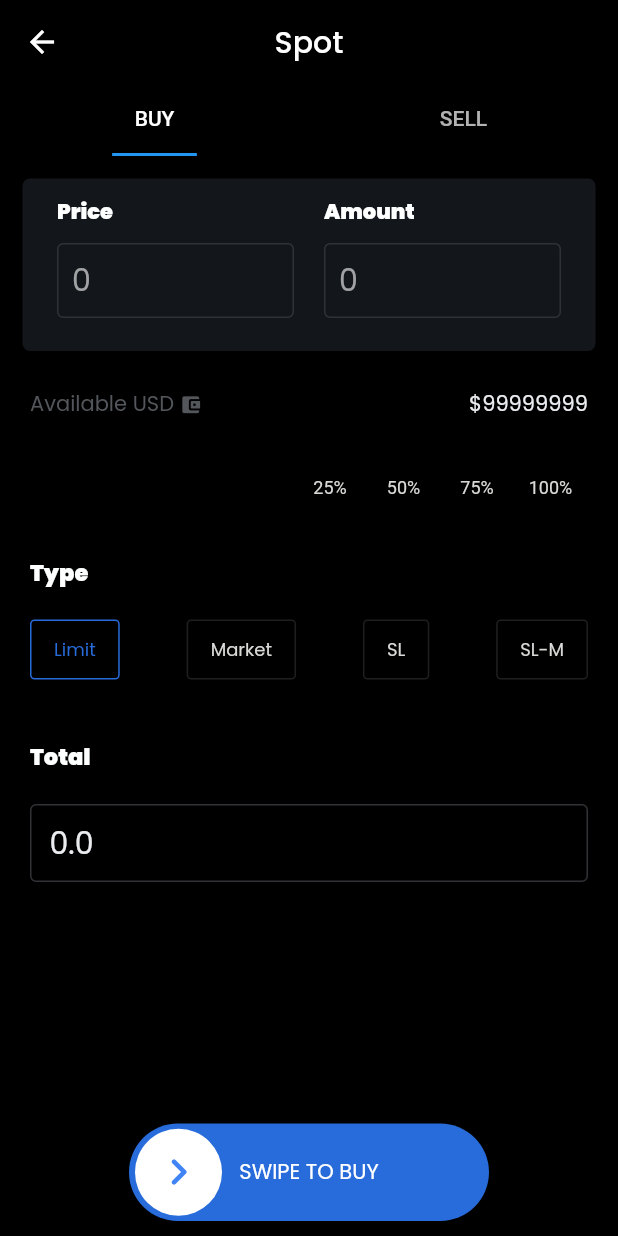
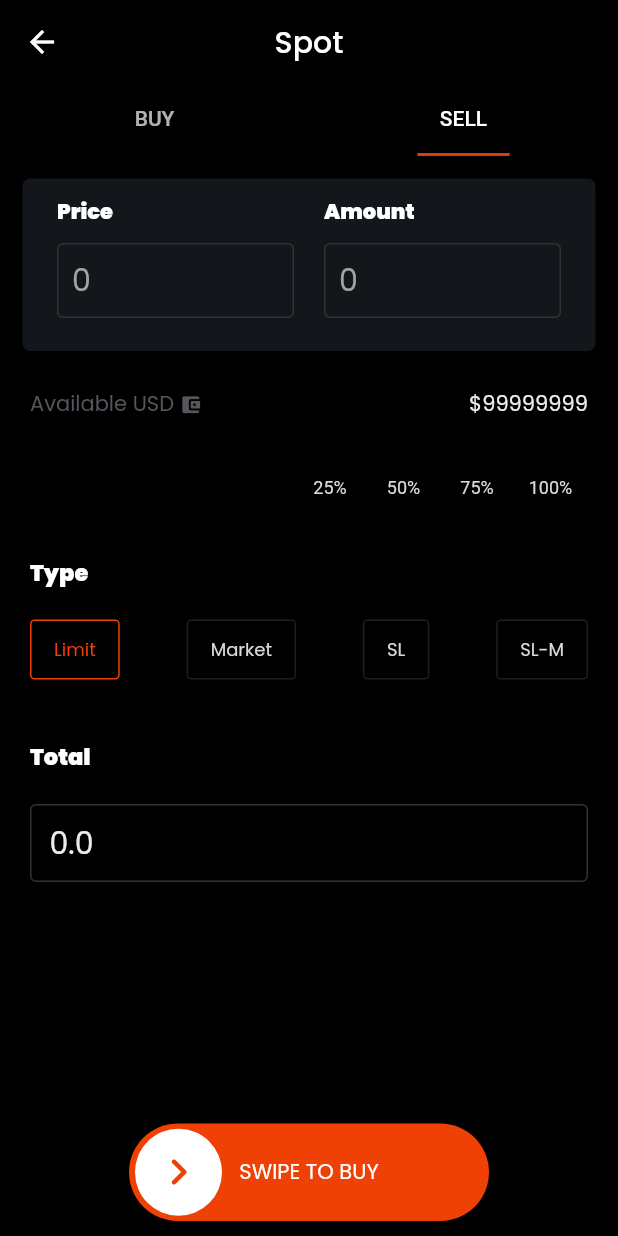
Before and after one commit to Sahil-kachhap/MockTradeX, a Flutter app: the BuySellPage screen opened directly, on a phone screen of 412 x 824 dp. Run offline on Flutter 3.47's test engine with Material 2 defaults, Android fonts, the light colour scheme and no system bars; our stand-ins replace bloc, cached_network_image, cloud_firestore, equatable, firebase_auth, firebase_core and 6 more; accounts and stored records are empty; network calls fail.

Commit message:
trade screen ui changes and overflows

```diff
--- a/lib/Presentation/Screens/buy_sell_page.dart
+++ b/lib/Presentation/Screens/buy_sell_page.dart
@@ -13,25 +13,69 @@ class BuySellPage extends StatefulWidget {
   _BuySellPageState createState() => _BuySellPageState();
 }
 
-class _BuySellPageState extends State<BuySellPage> {
+class _BuySellPageState extends State<BuySellPage>
+    with SingleTickerProviderStateMixin {
+  TabController? tabController;
+  int? activeIndex;
+  @override
+  void initState() {
+    super.initState();
+    tabController = TabController(
+      vsync: this,
+      length: 2,
+      animationDuration: Duration(milliseconds: 500),
+    );
+    if (widget.pageTitle == "BUY") {
+      tabController!.index = 0;
+      activeIndex=0;
+    } else {
+      tabController!.index = 1;
+      activeIndex=1;
+    }
+    tabController!.animation!.addListener(_setActiveTabIndex);
+  }
+
+  void _setActiveTabIndex() {
+
+    if (tabController!.indexIsChanging) {
+      Future.delayed(Duration(milliseconds: 250), () {
+        setState(() {
+          activeIndex = tabController!.index;
+        });
+      });
+    }
+    else if(tabController!.animation!.value.round()!=tabController!.index)
+      {   print(tabController!.animation!.value);
+        setState(() {
+          activeIndex = tabController!.animation!.value.round();
+        });
+      }
+  }
+
+  @override
+  void dispose() {
+    tabController?.dispose();
+
+    super.dispose();
+  }
+
   @override
   Widget build(BuildContext context) {
-    return DefaultTabController(
-      length: 2,
-      child: Scaffold(
+    return Scaffold(
       appBar: AppBar(
         backgroundColor: Colors.black,
         elevation: 0,
         titleSpacing: 2,
         centerTitle: true,
         title: Text('Spot'),
-          bottom: const TabBar(
+        bottom: TabBar(
           indicatorSize: TabBarIndicatorSize.label,
-            tabs: [
+          indicatorColor: (activeIndex == 0) ? Color(0xff286bdb) : Color(0xffdb3c0f),
+          controller: tabController,
+          tabs: const [
             Padding(
               padding: EdgeInsets.symmetric(horizontal: 15),
               child: Tab(
-
                 text: ('BUY'),
               ),
             ),
@@ -46,11 +90,15 @@ class _BuySellPageState extends State<BuySellPage> {
       ),
       backgroundColor: kAppBackgroundColour,
       body: TabBarView(
+        controller: tabController,
         children: [
-            OrderPage(typeOfOrder: 'BUY',),
-            OrderPage(typeOfOrder: 'SELL',),
+          OrderPage(
+            orderSide: 'BUY',
+          ),
+          OrderPage(
+            orderSide: 'SELL',
+          ),
         ],
-        ),
       ),
     );
   }
--- a/lib/Presentation/Screens/graph_page.dart
+++ b/lib/Presentation/Screens/graph_page.dart
@@ -41,6 +41,7 @@ class GraphPage extends StatefulWidget {
 }
 
 class _GraphPageState extends State<GraphPage> {
+
   final FirebaseFirestore _firestore = FirebaseFirestore.instance;
   final Favorites _favorites = Favorites();
 
--- a/lib/Presentation/Screens/orders_screen.dart
+++ b/lib/Presentation/Screens/orders_screen.dart
@@ -3,7 +3,8 @@ import 'package:google_fonts/google_fonts.dart';
 import 'package:mock_tradex/constants.dart';
 
 class OrderScreen extends StatefulWidget {
-  const OrderScreen({Key? key}) : super(key: key);
+  const OrderScreen({Key? key,
+  }) : super(key: key);
 
   @override
   _OrderScreenState createState() => _OrderScreenState();
--- a/lib/Presentation/Screens/sign_in.dart
+++ b/lib/Presentation/Screens/sign_in.dart
@@ -20,7 +20,8 @@ class _SignInState extends State<SignIn> {
   @override
   Widget build(BuildContext context) {
     return BlocProvider(
-      create: (context) => AuthBloc(authRepository: RepositoryProvider.of<AuthRepository>(context)),
+      create: (context) => AuthBloc(
+          authRepository: RepositoryProvider.of<AuthRepository>(context)),
       child: Scaffold(
         resizeToAvoidBottomInset: false,
         backgroundColor: Colors.black,
--- a/lib/Presentation/Screens/trade_screen.dart
+++ b/lib/Presentation/Screens/trade_screen.dart
@@ -1,16 +1,18 @@
 import 'package:flutter/material.dart';
 import 'package:flutter/services.dart';
+import 'package:mock_tradex/common.dart';
 import 'package:mock_tradex/constants.dart';
 import '/Presentation/Widgets/slide_act.dart';
+import 'package:mock_tradex/constants.dart';
 
 List<bool> orderSelected = [true, false, false, false];
 List<bool> percentSelected = [false, false, false, false];
 
 class OrderPage extends StatefulWidget {
-  final String? typeOfOrder;
+  final String? orderSide;
   const OrderPage({
     Key? key,
-    this.typeOfOrder,
+    this.orderSide,
   }) : super(key: key);
 
   @override
@@ -18,6 +20,13 @@ class OrderPage extends StatefulWidget {
 }
 
 class _OrderPageState extends State<OrderPage> {
+  Color? pageThemeColor;
+  @override
+  void initState() {
+     pageThemeColor=(orderSide == "BUY") ? Color(0xff286bdb) : Color(0xffef4006);
+    super.initState();
+  }
+
   @override
   double price = 0;
   double amount = 0;
@@ -30,6 +39,7 @@ class _OrderPageState extends State<OrderPage> {
     myAmountController.dispose();
     super.dispose();
   }
+
 
   Widget build(BuildContext context) {
     final GlobalKey<SlideActionState> _key = GlobalKey();
@@ -101,7 +111,7 @@ class _OrderPageState extends State<OrderPage> {
                                         FilteringTextInputFormatter.allow(
                                             RegExp(r'(^-?\d*\.?\d*)'))
                                       ],
-                                      cursorColor: Color(0xff2196f4),
+                                      cursorColor: pageThemeColor,
                                       cursorWidth: 2,
                                       enabled: true,
                                       decoration: const InputDecoration(
@@ -179,7 +189,7 @@ class _OrderPageState extends State<OrderPage> {
                                         FilteringTextInputFormatter.allow(
                                             RegExp(r'(^-?\d*\.?\d*)'))
                                       ],
-                                      cursorColor: Color(0xff2196f4),
+                                      cursorColor: pageThemeColor,
                                       cursorWidth: 2,
                                       enabled: true,
                                       decoration: const InputDecoration(
@@ -277,10 +287,10 @@ class _OrderPageState extends State<OrderPage> {
                             fontSize: kToggleBoxOrderPercentFontSize,
                           ),
                           borderRadius: BorderRadius.all(Radius.circular(5)),
-                          selectedBorderColor: Color(0xff286bdb),
+                          selectedBorderColor: pageThemeColor,
                           isSelected: percentSelected,
                           color: Color(0xffd9d9d7),
-                          selectedColor: Color(0xff286bdb),
+                          selectedColor: pageThemeColor,
                           fillColor: Colors.black,
                         ),
                       ],
@@ -317,6 +327,7 @@ class _OrderPageState extends State<OrderPage> {
                                   text: 'Limit',
                                   index: 0,
                                   fontSize: kToggleBoxOrderTypeFontSize,
+                                  colorTheme: pageThemeColor,
                                 ),
                               ),
                               GestureDetector(
@@ -329,6 +340,7 @@ class _OrderPageState extends State<OrderPage> {
                                   text: 'Market',
                                   index: 1,
                                   fontSize: kToggleBoxOrderTypeFontSize,
+                                  colorTheme: pageThemeColor,
                                 ),
                               ),
                               GestureDetector(
@@ -341,6 +353,7 @@ class _OrderPageState extends State<OrderPage> {
                                   text: 'SL',
                                   index: 2,
                                   fontSize: kToggleBoxOrderTypeFontSize,
+                                  colorTheme: pageThemeColor,
                                 ),
                               ),
                               GestureDetector(
@@ -353,6 +366,7 @@ class _OrderPageState extends State<OrderPage> {
                                   text: 'SL-M',
                                   index: 3,
                                   fontSize: kToggleBoxOrderTypeFontSize,
+                                  colorTheme: pageThemeColor,
                                 ),
                               ),
                             ],
@@ -453,7 +467,7 @@ class _OrderPageState extends State<OrderPage> {
                   sliderButtonYOffset: 0,
                   text: 'SWIPE TO BUY',
                   textStyle: TextStyle(fontSize: 14, color: Colors.white),
-                  outerColor: Color(0xff286bdb),
+                  outerColor: pageThemeColor,
                   innerColor: Color(0xffffffff),
                   sliderButtonIconPadding: 11,
                   sliderRotate: false,
@@ -461,7 +475,7 @@ class _OrderPageState extends State<OrderPage> {
                   sliderButtonIcon: Icon(
                     Icons.chevron_right_rounded,
                     size: 36,
-                    color: Color(0xff4184f4),
+                    color: pageThemeColor,
                   ),
                   onSubmit: () {
                     Future.delayed(
@@ -499,11 +513,13 @@ class ToggleContainer extends StatefulWidget {
   final String? text;
   final int? index;
   final double? fontSize;
+  final Color? colorTheme;
   const ToggleContainer({
     Key? key,
     this.text,
     this.index,
     this.fontSize,
+    this.colorTheme
   }) : super(key: key);
 
   @override
@@ -519,7 +535,7 @@ class _ToggleContainerState extends State<ToggleContainer> {
         '${widget.text}',
         style: TextStyle(
           color: orderSelected[widget.index!]
-              ? Color(0xff286bdb)
+              ? widget.colorTheme!
               : Color(0xffd9d9d7),
           fontSize: widget.fontSize,
         ),
@@ -529,7 +545,7 @@ class _ToggleContainerState extends State<ToggleContainer> {
           borderRadius: BorderRadius.all(Radius.circular(3)),
           border: Border.all(
             color: orderSelected[widget.index!]
-                ? Color(0xff286bdb)
+                ? widget.colorTheme!
                 : Color(0xff1f1f1f),
           )),
     );
--- /dev/null
+++ b/lib/common.dart
@@ -0,0 +1,4 @@
+// ignore_for_file: constant_identifier_names
+
+enum typeOfOrder { Market,Limit,SL,SL_M}
+enum orderSide {Buy,Sell}
--- a/lib/main.dart
+++ b/lib/main.dart
@@ -16,6 +16,7 @@
 int i = 1;
 int k = 1;
 void main() async {
+
   WidgetsFlutterBinding.ensureInitialized();
   await Firebase.initializeApp();
   MobileAds.instance.initialize();
@@ -87,7 +88,6 @@
               if(snapshot.hasData){
                 return const Frontpage();
               }
-
               return const SignIn();
             },
           )
--- a/pubspec.yaml
+++ b/pubspec.yaml
@@ -59,7 +59,7 @@ dev_dependencies:
   # rules and activating additional ones.
   flutter_lints: ^1.0.0
   google_mobile_ads: ^1.1.0
-  sleek_circular_slider: ^2.0.1
+
 
 
 
```
Also changed, not shown: lib/Presentation/Screens/deposit_screen.dart (+12 -6 lines), lib/Presentation/Screens/quick_buy.dart (+23 -41 lines), lib/Presentation/Widgets/buysell_box.dart (+7 -20 lines), lib/Presentation/Widgets/crypto_tile.dart (+36 -20 lines), pubspec.lock. Lines whose indentation alone changed are shown as unchanged.
